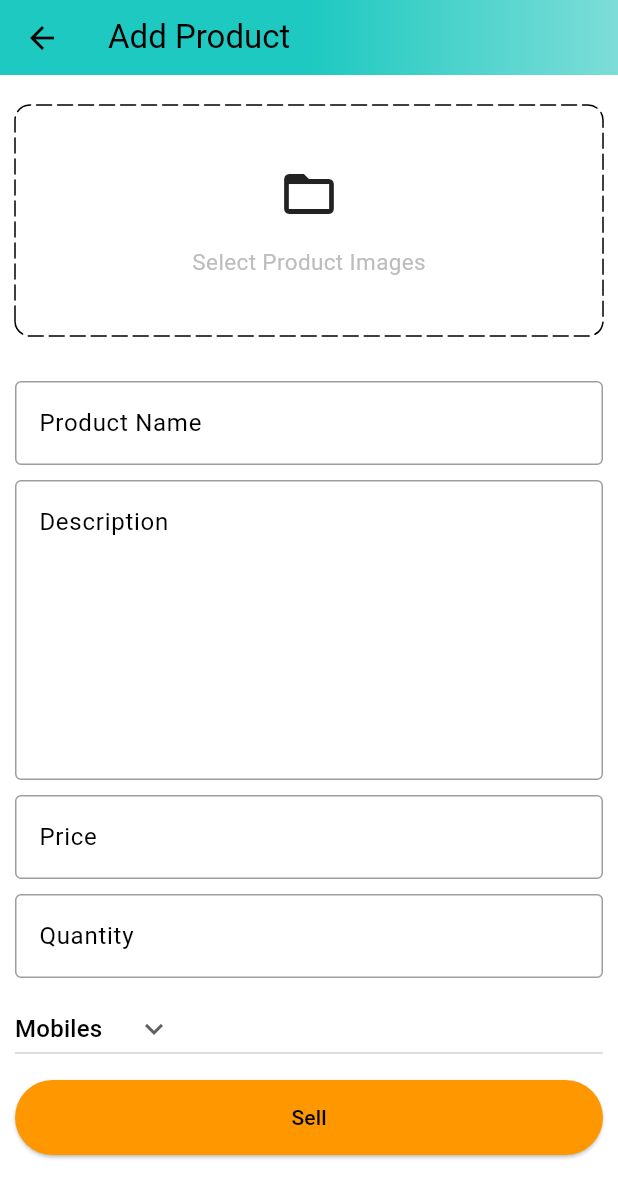
After one commit to KhaledSaiidi/Amazon-Ecommerce-Mobile-App, a Flutter app: the AddProductScreen screen opened by its route, on a phone screen of 412 x 824 dp. The commit adds this screen. Shown: the top 1198 px of the screen. Run offline on Flutter 3.47's test engine with Material 2 defaults, Android fonts, the phone set to English and light mode, and no system bars; drawn by our look-alikes of dotted_border; our stand-ins replace badges, carousel_slider, shared_preferences; accounts and stored records are empty.

Commit message:
Product_Screen_UI

```diff
--- a/lib/constants/utils.dart
+++ b/lib/constants/utils.dart
@@ -1,4 +1,5 @@
 import 'dart:io';
+import 'package:flutter/foundation.dart';
 import 'package:flutter/material.dart';
 
 void showSnackBar(BuildContext context, String text) {
@@ -8,3 +9,10 @@
     ),
   );
 }
+
+pickImages() async {
+  List<File> images = [];
+  try {} catch (e) {
+    debugPrint(e.toString());
+  }
+}
--- /dev/null
+++ b/lib/features/admin/screens/add_product_screen.dart
@@ -0,0 +1,152 @@
+import 'dart:io';
+
+import 'package:amazon/common/widgets/custom_button.dart';
+import 'package:amazon/common/widgets/custom_textfield.dart';
+import 'package:amazon/constants/global_variables.dart';
+import 'package:amazon/constants/utils.dart';
+import 'package:carousel_slider/carousel_slider.dart';
+import 'package:dotted_border/dotted_border.dart';
+import 'package:flutter/material.dart';
+
+class AddProductScreen extends StatefulWidget {
+  static const String routeName = '/add-product';
+  const AddProductScreen({super.key});
+
+  @override
+  State<AddProductScreen> createState() => _AddProductScreenState();
+}
+
+class _AddProductScreenState extends State<AddProductScreen> {
+  final TextEditingController productNameController = TextEditingController();
+  final TextEditingController descriptionController = TextEditingController();
+  final TextEditingController priceController = TextEditingController();
+  final TextEditingController quantityController = TextEditingController();
+
+  String category = 'Mobiles';
+  @override
+  void dispose() {
+    super.dispose();
+    productNameController.dispose();
+    descriptionController.dispose();
+    priceController.dispose();
+    quantityController.dispose();
+  }
+
+  List<String> productCategories = [
+    'Mobiles',
+    'Essentials',
+    'Appliances',
+    'Books',
+    'Fashion'
+  ];
+
+  @override
+  Widget build(BuildContext context) {
+    return Scaffold(
+      appBar: PreferredSize(
+        preferredSize: const Size.fromHeight(50),
+        child: AppBar(
+          flexibleSpace: Container(
+            decoration: const BoxDecoration(
+              gradient: GlobalVariables.appBarGradient,
+            ),
+          ),
+          title: const Text(
+            'Add Product',
+            style: TextStyle(
+              color: Colors.black,
+            ),
+          ),
+        ),
+      ),
+      body: SingleChildScrollView(
+        child: Form(
+          child: Padding(
+            padding: const EdgeInsets.symmetric(horizontal: 10.0),
+            child: Column(
+              children: [
+                const SizedBox(height: 20),
+                DottedBorder(
+                  borderType: BorderType.RRect,
+                  radius: const Radius.circular(10),
+                  dashPattern: const [10, 4],
+                  strokeCap: StrokeCap.round,
+                  child: Container(
+                    width: double.infinity,
+                    height: 150,
+                    decoration: BoxDecoration(
+                      borderRadius: BorderRadius.circular(10),
+                    ),
+                    child: Column(
+                      mainAxisAlignment: MainAxisAlignment.center,
+                      children: [
+                        const Icon(
+                          Icons.folder_open,
+                          size: 40,
+                        ),
+                        const SizedBox(height: 15),
+                        Text(
+                          'Select Product Images',
+                          style: TextStyle(
+                            fontSize: 15,
+                            color: Colors.grey.shade400,
+                          ),
+                        ),
+                      ],
+                    ),
+                  ),
+                ),
+                const SizedBox(height: 30),
+                CustomTextField(
+                  controller: productNameController,
+                  hintText: 'Product Name',
+                ),
+                const SizedBox(height: 10),
+                CustomTextField(
+                  controller: descriptionController,
+                  hintText: 'Description',
+                  maxLines: 7,
+                ),
+                const SizedBox(height: 10),
+                CustomTextField(
+                  controller: priceController,
+                  hintText: 'Price',
+                ),
+                const SizedBox(height: 10),
+                CustomTextField(
+                  controller: quantityController,
+                  hintText: 'Quantity',
+                ),
+                const SizedBox(height: 10),
+                SizedBox(
+                  width: double.infinity,
+                  child: DropdownButton(
+                    value: category,
+                    icon: const Icon(Icons.keyboard_arrow_down),
+                    items: productCategories.map((String item) {
+                      return DropdownMenuItem(
+                        value: item,
+                        child: Text(item),
+                      );
+                    }).toList(),
+                    onChanged: (String? newVal) {
+                      setState(() {
+                        category = newVal!;
+                      });
+                    },
+                  ),
+                ),
+                const SizedBox(height: 10),
+                CustomButton(
+                  text: 'Sell',
+                  onTap: () {},
+                  color: Colors.orange,
+                ),
+              ],
+            ),
+          ),
+        ),
+      ),
+    );
+  }
+}
--- a/lib/features/admin/screens/admin_screen.dart
+++ b/lib/features/admin/screens/admin_screen.dart
@@ -1,5 +1,6 @@
 import 'package:amazon/constants/global_variables.dart';
 import 'package:amazon/features/account/screens/account_screen.dart';
+import 'package:amazon/features/admin/screens/posts_screen.dart';
 import 'package:amazon/features/home/screens/home_screen.dart';
 import 'package:flutter/material.dart';
 
@@ -14,10 +15,9 @@
   int _page = 0;
   double bottomBarWidth = 42;
   double bottomBarBorderWidth = 5;
+
   List<Widget> pages = [
-    const Center(
-      child: Text('Posts Page'),
-    ),
+    const PostsScreen(),
     const Center(
       child: Text('Analytics Page'),
     ),
@@ -64,6 +64,7 @@
           ),
         ),
       ),
+      body: pages[_page],
       bottomNavigationBar: BottomNavigationBar(
         currentIndex: _page,
         selectedItemColor: GlobalVariables.selectedNavBarColor,
--- /dev/null
+++ b/lib/features/admin/screens/posts_screen.dart
@@ -0,0 +1,31 @@
+import 'package:amazon/constants/global_variables.dart';
+import 'package:amazon/features/admin/screens/add_product_screen.dart';
+import 'package:flutter/material.dart';
+
+class PostsScreen extends StatefulWidget {
+  const PostsScreen({super.key});
+
+  @override
+  State<PostsScreen> createState() => _PostsScreenState();
+}
+
+class _PostsScreenState extends State<PostsScreen> {
+  void NavigateToAddProduct() {
+    Navigator.pushNamed(context, AddProductScreen.routeName);
+  }
+
+  @override
+  Widget build(BuildContext context) {
+    return Scaffold(
+      body: const Center(
+        child: Text('Products'),
+      ),
+      floatingActionButton: FloatingActionButton(
+        child: const Icon(Icons.add),
+        onPressed: NavigateToAddProduct,
+        tooltip: 'Add a Product',
+      ),
+      floatingActionButtonLocation: FloatingActionButtonLocation.centerFloat,
+    );
+  }
+}
--- a/lib/main.dart
+++ b/lib/main.dart
@@ -1,14 +1,12 @@
 import 'package:amazon/common/widgets/bottom_bar.dart';
 import 'package:amazon/constants/global_variables.dart';
 import 'package:amazon/features/admin/screens/admin_screen.dart';
+import 'package:amazon/features/auth/screens/auth_screen.dart';
 import 'package:amazon/features/auth/services/auth_service.dart';
-import 'package:amazon/features/home/screens/home_screen.dart';
 import 'package:amazon/providers/user_provider.dart';
 import 'package:amazon/router.dart';
 import 'package:flutter/material.dart';
 import 'package:provider/provider.dart';
-
-import 'features/auth/screens/auth_screen.dart';
 
 void main() {
   runApp(MultiProvider(providers: [
@@ -31,9 +29,9 @@
   @override
   void initState() {
     super.initState();
+    authService.getUserData(context);
   }
 
-  // This widget is the root of your application.
   @override
   Widget build(BuildContext context) {
     return MaterialApp(
@@ -50,6 +48,7 @@
             color: Colors.black,
           ),
         ),
+        useMaterial3: true, // can remove this line
       ),
       onGenerateRoute: (settings) => generateRoute(settings),
       home: Provider.of<UserProvider>(context).user.token.isNotEmpty
--- a/lib/router.dart
+++ b/lib/router.dart
@@ -1,4 +1,6 @@
 import 'package:amazon/common/widgets/bottom_bar.dart';
+import 'package:amazon/features/admin/screens/add_product_screen.dart';
+import 'package:amazon/features/admin/screens/admin_screen.dart';
 import 'package:amazon/features/home/screens/home_screen.dart';
 import 'package:flutter/material.dart';
 
@@ -21,6 +23,11 @@
         settings: routeSettings,
         builder: (_) => const BottomBar(),
       );
+    case AddProductScreen.routeName:
+      return MaterialPageRoute(
+        settings: routeSettings,
+        builder: (_) => const AddProductScreen(),
+      );
     default:
       return MaterialPageRoute(
         settings: routeSettings,
--- a/pubspec.yaml
+++ b/pubspec.yaml
@@ -41,6 +41,7 @@
   shared_preferences: ^2.0.15
   badges: ^2.0.3
   carousel_slider: ^4.1.1
+  dotted_border: ^2.0.0+3
 
 dev_dependencies:
   flutter_test:
```
Also changed, not shown: pubspec.lock, 7 other files.
